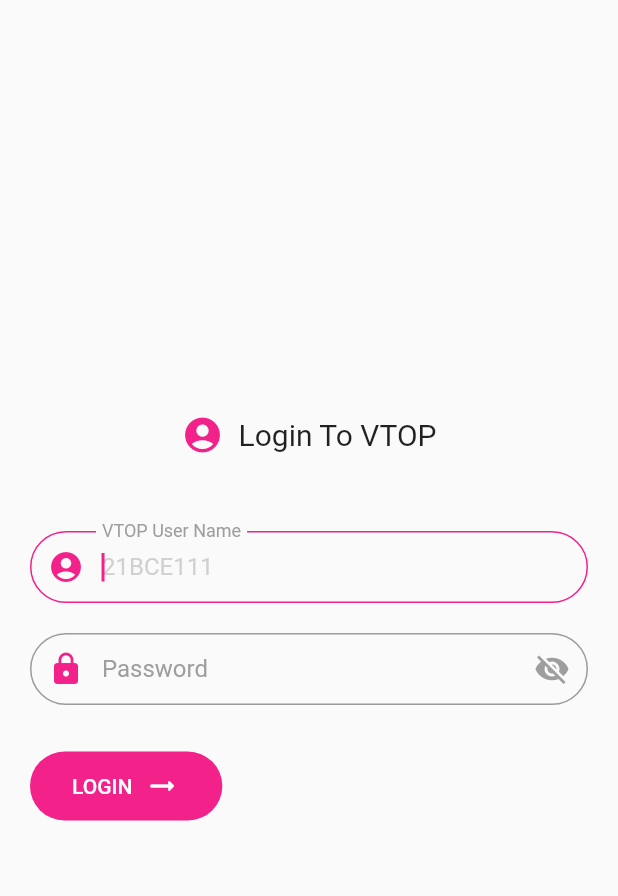
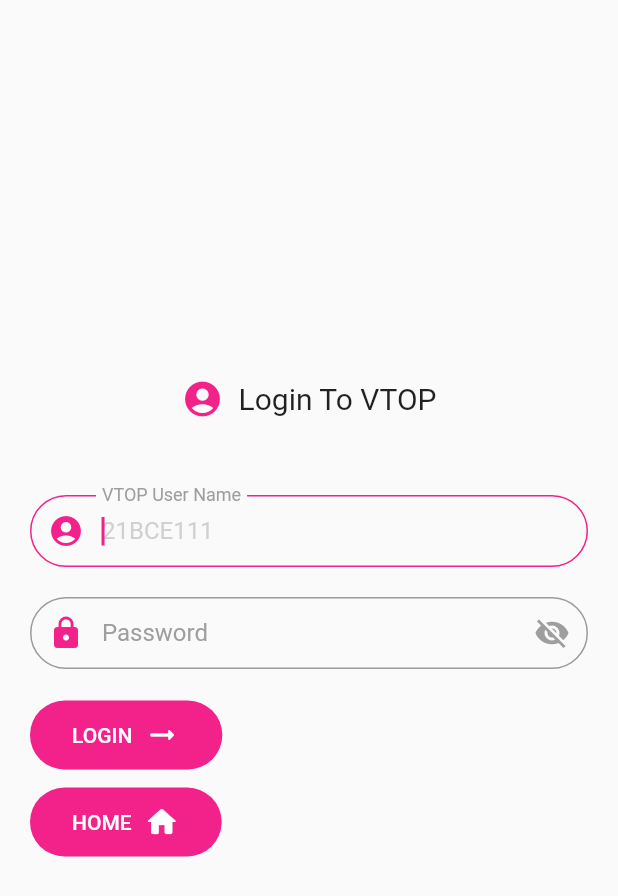
Before and after one commit to Sarath191181208/vtop_app, a Flutter app: the LoginPage screen opened by its route, on a phone screen of 412 x 824 dp. Shown: the top 896 px of the screen. Run offline on Flutter 3.47's test engine with Material 2 defaults, Android fonts, the phone set to English and light mode, and no system bars; our stand-ins replace flutter_local_notifications, shared_preferences, timezone; accounts and stored records are empty.

Commit message:
added a home page back link to login page

```diff
--- a/lib/pages/login_page.dart
+++ b/lib/pages/login_page.dart
@@ -64,39 +64,16 @@ class _LoginScreenState extends State<LoginScreen> {
   @override
   Widget build(BuildContext context) {
     //## login button ##
-    final loginButton = Row(
-      children: [
-        TextButton(
-            style: TextButton.styleFrom(
-              backgroundColor: Theme.of(context).primaryColor,
-              shape: RoundedRectangleBorder(
-                borderRadius: BorderRadius.circular(30.0),
-              ),
-            ),
-            onPressed: () => _handleLoginPress(context),
-            // onPressed: () => Navigator.pushReplacementNamed(context, '/details',
-            //     arguments: get_student_obj()),
-            child: Padding(
-              padding: const EdgeInsets.fromLTRB(20.0, 3.0, 20.0, 3.0),
-              child: Row(
-                crossAxisAlignment: CrossAxisAlignment.center,
-                children: const [
-                  Text(
-                    "LOGIN",
-                    textAlign: TextAlign.start,
-                    style: TextStyle(color: Colors.white),
-                  ),
-                  Padding(
-                    padding: EdgeInsets.only(left: 8.0),
-                    child: Icon(
-                      Icons.arrow_right_alt_rounded,
-                      color: Colors.white,
-                    ),
-                  ),
-                ],
-              ),
-            )),
-      ],
+    final _loginButton = CustomButton(
+      text: "LOGIN",
+      onPressed: () => _handleLoginPress(context),
+      icon: Icons.arrow_right_alt_rounded,
+    );
+
+    final _homeButton = CustomButton(
+      text: "HOME",
+      onPressed: () => Navigator.pushReplacementNamed(context, '/'),
+      icon: Icons.home_rounded,
     );
 
     // reutrning login screen
@@ -107,19 +84,17 @@ class _LoginScreenState extends State<LoginScreen> {
           const LoginText(),
 
           //## Login form ##
-          Padding(
-            padding: const EdgeInsets.only(top: 50.0),
-            child: LoginForm(
-                formKey: _formKey,
-                emailController: _userNameController,
-                passwordController: _passwordController),
-          ),
+          const SizedBox(height: 50.0),
+          LoginForm(
+              formKey: _formKey,
+              emailController: _userNameController,
+              passwordController: _passwordController),
 
-          //## Login Button ##
-          Padding(
-            padding: const EdgeInsets.only(top: 30.0),
-            child: loginButton,
-          ),
+          const SizedBox(height: 20.0),
+          _loginButton,
+
+          const SizedBox(height: 10.0),
+          _homeButton,
         ]),
       ),
     );
@@ -273,3 +248,54 @@ class _LoginFormState extends State<LoginForm> {
         ));
   }
 }
+
+class CustomButton extends StatelessWidget {
+  final String text;
+  final Function onPressed;
+  final IconData icon;
+  const CustomButton(
+      {Key? key,
+      required this.text,
+      required this.onPressed,
+      required this.icon})
+      : super(key: key);
+
+  @override
+  Widget build(BuildContext context) {
+    return Row(
+      children: [
+        TextButton(
+            style: TextButton.styleFrom(
+              backgroundColor: Theme.of(context).primaryColor,
+              shape: RoundedRectangleBorder(
+                borderRadius: BorderRadius.circular(30.0),
+              ),
+            ),
+            onPressed: () => onPressed(),
+            // onPressed: () => Navigator.pushReplacementNamed(context, '/details',
+            //     arguments: get_student_obj()),
+            child: Padding(
+              padding: const EdgeInsets.fromLTRB(20.0, 3.0, 20.0, 3.0),
+              child: Row(
+                crossAxisAlignment: CrossAxisAlignment.center,
+                children: [
+                  Text(
+                    text,
+                    textAlign: TextAlign.start,
+                    style: const TextStyle(color: Colors.white),
+                  ),
+                  Padding(
+                    padding: const EdgeInsets.only(left: 8.0),
+                    child: Icon(
+                      icon,
+                      color: Colors.white,
+                    ),
+                  ),
+                ],
+              ),
+            )),
+      ],
+    );
+    ;
+  }
+}
```
